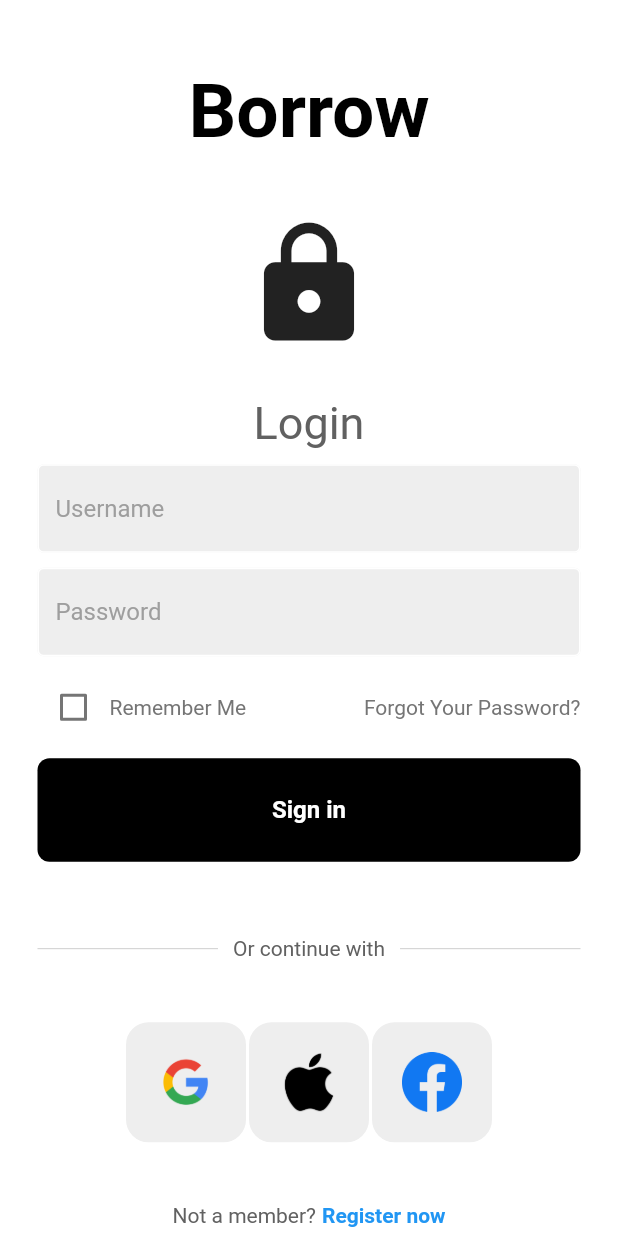
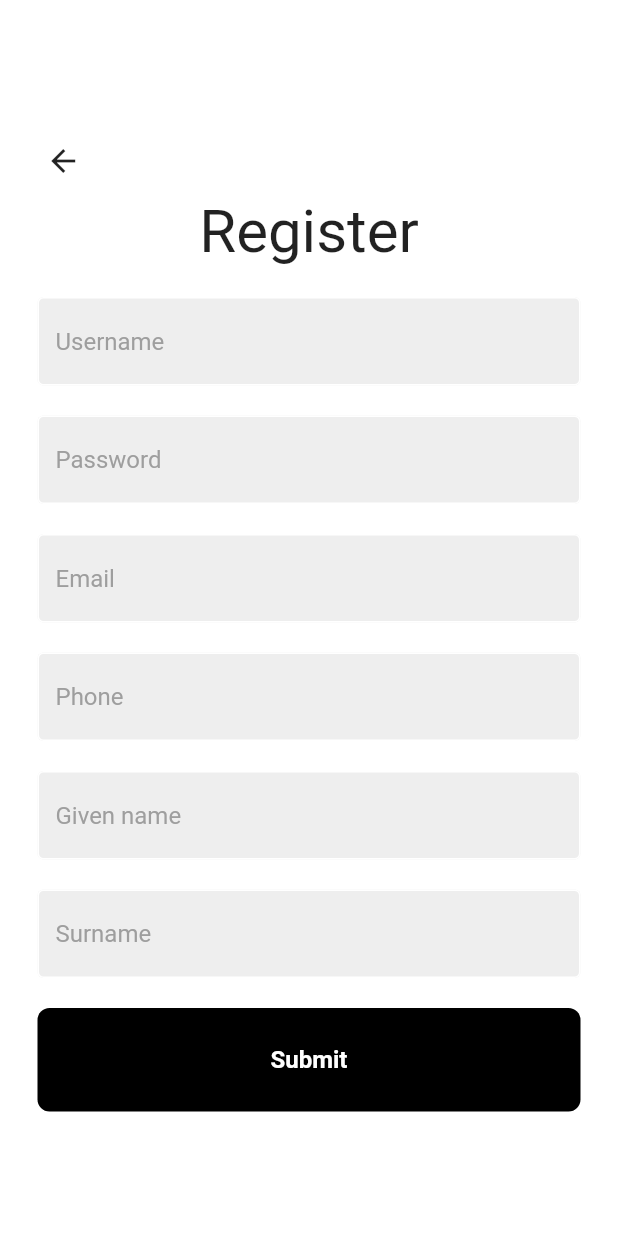
Before and after one commit to Andrnyen/borrow, a Flutter app: the screen it shows after launch, on a phone screen of 412 x 824 dp. Run offline on Flutter 3.47's test engine with Material 2 defaults, Android fonts, the light colour scheme and no system bars.

Commit message:
created registration frontend

```diff
--- a/frontend/lib/components/my_button.dart
+++ b/frontend/lib/components/my_button.dart
@@ -1,9 +1,12 @@
 import 'package:flutter/material.dart';
 
 class MyButton extends StatelessWidget {
+  final String message;
   final Function()? onTap;
 
-  const MyButton({super.key, required this.onTap,});
+  const MyButton({
+    super.key, required this.onTap, required this.message
+  });
 
   @override
   Widget build(BuildContext context) {
@@ -16,10 +19,10 @@ class MyButton extends StatelessWidget {
           color: Colors.black,
           borderRadius: BorderRadius.circular(8)
         ),
-        child: const Center(
+        child: Center(
           child: Text(
-            'Sign in',
-            style: TextStyle(
+            message,
+            style: const TextStyle(
               color: Colors.white,
               fontWeight: FontWeight.bold,
               fontSize: 16,
--- a/frontend/lib/main.dart
+++ b/frontend/lib/main.dart
@@ -1,4 +1,5 @@
 import 'package:flutter/material.dart';
+import 'package:frontend/pages/registration_page.dart';
 import 'pages/login_page.dart';
 
 void main() {
@@ -12,7 +13,7 @@ class MyApp extends StatelessWidget {
   Widget build(BuildContext context) {
     return MaterialApp(
       debugShowCheckedModeBanner: false,
-      home: LoginPage(),
+      home: RegistrationPage(),
     );
   }
 }
--- a/frontend/lib/pages/login_page.dart
+++ b/frontend/lib/pages/login_page.dart
@@ -107,6 +107,7 @@ class LoginPage extends StatelessWidget {
               // sign in button
               MyButton(
                 onTap: signUserIn,
+                message: 'Sign in',
               ),
 
               const SizedBox(height: 50),
--- /dev/null
+++ b/frontend/lib/pages/registration_page.dart
@@ -0,0 +1,109 @@
+import 'package:flutter/material.dart';
+import 'package:frontend/components/my_button.dart';
+import 'package:frontend/components/my_textfield.dart';
+
+class RegistrationPage extends StatelessWidget {
+  RegistrationPage({super.key});
+
+  final usernameController = TextEditingController();
+  final passwordController = TextEditingController();
+  final emailController = TextEditingController();
+  final phoneController = TextEditingController();
+  final givenNameController = TextEditingController();
+  final surnameController = TextEditingController();
+
+  void userRegister() {
+
+  }
+
+  @override
+  Widget build(BuildContext context) {
+    return Scaffold(
+      resizeToAvoidBottomInset: false,
+      backgroundColor: Colors.white,
+      body: SafeArea(
+        child: Center(
+          child: Column(
+            mainAxisAlignment: MainAxisAlignment.center,
+            children: [
+              const Align(
+                alignment: Alignment(-0.90, 0.0),
+                child: BackButton(),
+              ),
+
+              // register
+              const Text(
+                'Register',
+                style: TextStyle(
+                  fontSize: 40,
+                ),
+              ),
+
+              const SizedBox(height: 20,),
+
+              // username
+              MyTextField(
+                controller: usernameController,
+                hintText: 'Username',
+                obscureText: false,
+              ),
+
+              const SizedBox(height: 20,),
+
+              // password
+              MyTextField(
+                controller: passwordController,
+                hintText: 'Password',
+                obscureText: false,
+              ),
+
+              const SizedBox(height: 20,),
+
+              // email
+              MyTextField(
+                controller: emailController,
+                hintText: 'Email',
+                obscureText: false,
+              ),
+
+              const SizedBox(height: 20,),
+
+              // phone
+              MyTextField(
+                controller: phoneController,
+                hintText: 'Phone',
+                obscureText: false,
+              ),
+
+              const SizedBox(height: 20,),
+
+              // given name
+              MyTextField(
+                controller: givenNameController,
+                hintText: 'Given name',
+                obscureText: false,
+              ),
+
+              const SizedBox(height: 20,),
+
+              // surname
+              MyTextField(
+                controller: surnameController,
+                hintText: 'Surname',
+                obscureText: false,
+              ),
+
+              const SizedBox(height: 20,),
+
+              // register button
+              MyButton(
+                onTap: userRegister,
+                message: 'Submit',
+              ),
+            ],
+          )
+        )
+      )
+    );
+  }
+}
```
